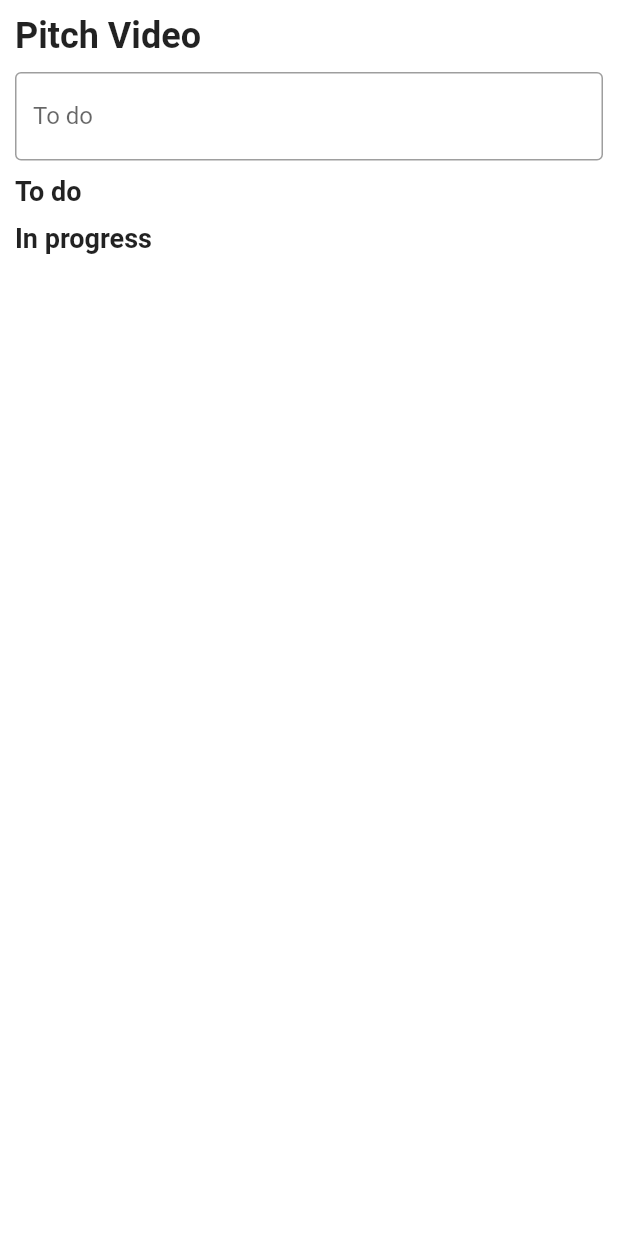
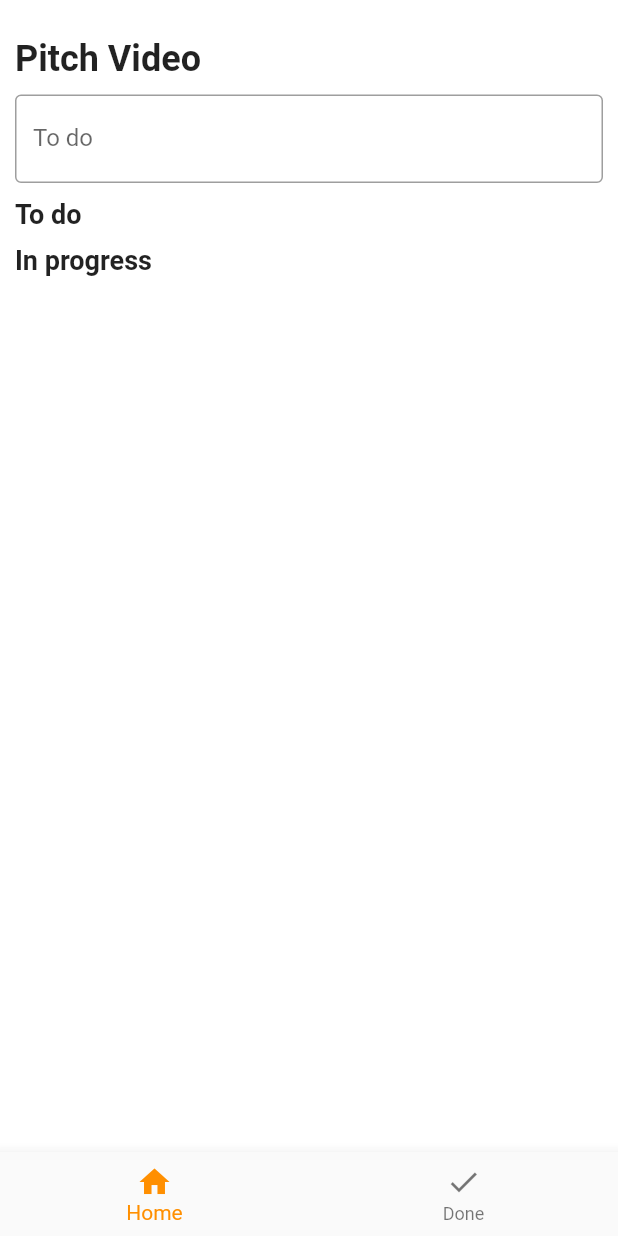
Before and after one commit to vnfma0218/flutter_todd_app, a Flutter app: the screen it shows after launch, on a phone screen of 412 x 824 dp. Run offline on Flutter 3.47's test engine with Material 2 defaults, Android fonts, the phone set to English and light mode, and no system bars.

Commit message:
feat: 완료된 투두 페이지 생성

```diff
--- a/lib/main.dart
+++ b/lib/main.dart
@@ -1,8 +1,10 @@
 import 'package:flutter/material.dart';
+import './screens/complete_screen.dart';
 import 'package:todo_app/screens/progress_list_screen.dart';
 import './screens/todo_list_screen.dart';
 import './model/todo.dart';
 
+// https://dribbble.com/shots/16746779-Todoist-for-Android/attachments/11793617?mode=media
 void main() {
   runApp(const MyApp());
 }
@@ -19,6 +21,9 @@ class MyApp extends StatelessWidget {
         scaffoldBackgroundColor: Colors.white,
       ),
       home: const MyHomePage(title: 'Flutter Demo Home Page'),
+      // routes: {
+      //   '/': (context) => const MyHomePage(title: 'title'),
+      //   CompleteScreen.routeName: (context) =>  CompleteScreen(),
     );
   }
 }
@@ -37,12 +42,16 @@ class _MyHomePageState extends State<MyHomePage> {
 
   late TextEditingController _controller;
 
-  List<Todo> get progressTodos {
+  List<Todo> get inProgressTodos {
     return _todoList.where((element) => element.isProgress).toList();
   }
 
-  List<Todo> get notProgress {
+  List<Todo> get todos {
     return _todoList.where((element) => element.isProgress == false).toList();
+  }
+
+  List<Todo> get doneTodos {
+    return _todoList.where((element) => element.isDone).toList();
   }
 
   @override
@@ -88,13 +97,21 @@ class _MyHomePageState extends State<MyHomePage> {
     });
   }
 
+  void _onItemTapped(int index) {
+    if (index == 1) {
+      Navigator.of(context).push(
+        MaterialPageRoute(builder: (context) => CompleteScreen(doneTodos)),
+      );
+    }
+  }
+
   @override
   Widget build(BuildContext context) {
     return Scaffold(
       appBar: AppBar(
         backgroundColor: Colors.white,
         elevation: 0,
-        toolbarHeight: 10,
+        toolbarHeight: 25,
       ),
       body: SingleChildScrollView(
         padding: const EdgeInsets.symmetric(
@@ -134,7 +151,7 @@ class _MyHomePageState extends State<MyHomePage> {
               ),
               _todoList.isNotEmpty
                   ? TodoListScreen(
-                      notProgress,
+                      todos,
                       checkTodo,
                       deleteTodo,
                       moveProgress,
@@ -150,8 +167,23 @@ class _MyHomePageState extends State<MyHomePage> {
               const SizedBox(
                 height: 10,
               ),
-              ProgressListScreen(progressTodos, checkTodo, deleteTodo)
+              ProgressListScreen(inProgressTodos, checkTodo, deleteTodo)
             ]),
+      ),
+      bottomNavigationBar: BottomNavigationBar(
+        items: const [
+          BottomNavigationBarItem(
+            icon: Icon(Icons.home),
+            label: 'Home',
+          ),
+          BottomNavigationBarItem(
+            icon: Icon(Icons.done),
+            label: 'Done',
+          ),
+        ],
+        currentIndex: 0,
+        selectedItemColor: Colors.amber[800],
+        onTap: _onItemTapped,
       ),
     );
   }
--- /dev/null
+++ b/lib/screens/complete_screen.dart
@@ -0,0 +1,47 @@
+import 'package:flutter/material.dart';
+import '../model/todo.dart';
+
+class CompleteScreen extends StatelessWidget {
+  static const routeName = '/complete';
+
+  const CompleteScreen(this.doneTodos);
+  final List<Todo> doneTodos;
+
+  void _onItemTapped(int index, BuildContext context) {
+    if (index == 0) {
+      Navigator.of(context).pop();
+    }
+  }
+
+  @override
+  Widget build(BuildContext context) {
+    return MaterialApp(
+      home: Scaffold(
+        appBar: AppBar(
+          title: const Text('complete page'),
+        ),
+        body: ListView.builder(
+          itemBuilder: (ctx, i) {
+            return Text(doneTodos[i].text);
+          },
+          itemCount: doneTodos.length,
+        ),
+        bottomNavigationBar: BottomNavigationBar(
+          items: const [
+            BottomNavigationBarItem(
+              icon: Icon(Icons.home),
+              label: 'Home',
+            ),
+            BottomNavigationBarItem(
+              icon: Icon(Icons.done),
+              label: 'Done',
+            ),
+          ],
+          currentIndex: 1,
+          selectedItemColor: Colors.amber[800],
+          onTap: (index) => _onItemTapped(index, context),
+        ),
+      ),
+    );
+  }
+}
```
Also changed, not shown: lib/widgets/todo_item.dart (+13 -2 lines).
